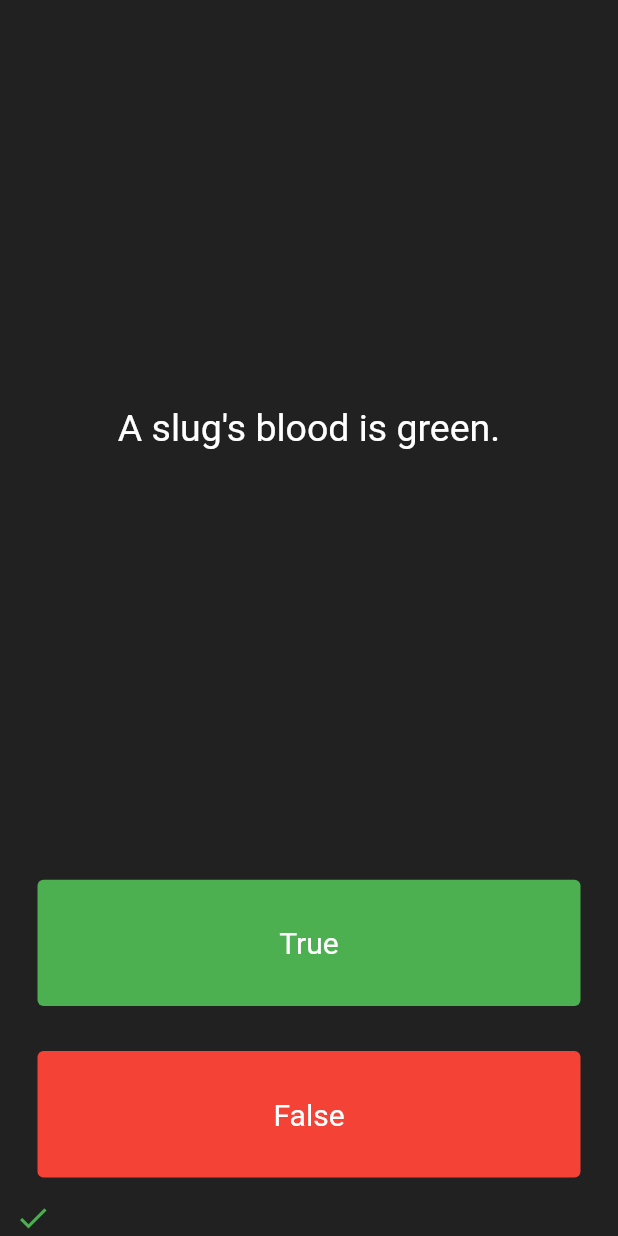
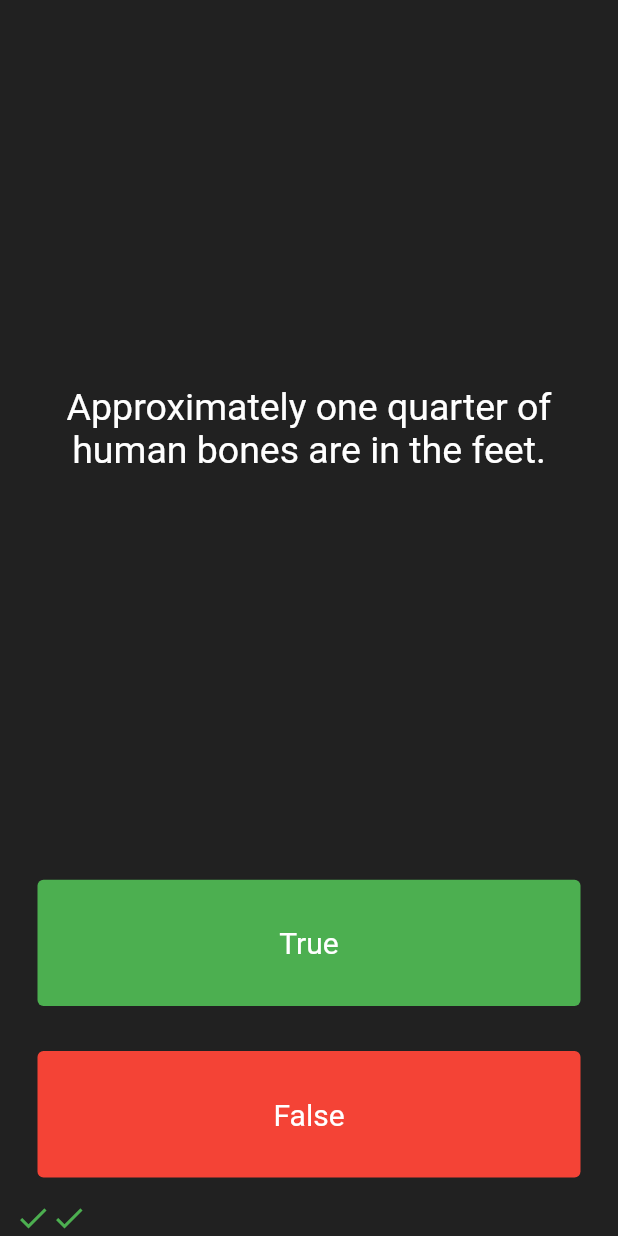
Before and after one commit to haguremon/quizzler-flutter, a Flutter app: the screen it shows after launch, after a tap on "True", after a tap on "False", on a phone screen of 412 x 824 dp. Run offline on Flutter 3.47's test engine with Material 2 defaults, Android fonts, the phone set to English and light mode, and no system bars.

Commit message:
2022/02/22にクラスの作成などをやった

```diff
--- a/lib/main.dart
+++ b/lib/main.dart
@@ -1,4 +1,8 @@
 import 'package:flutter/material.dart';
+
+import 'quiz_brain.dart';
+
+QuizBrain quizBrain = QuizBrain();
 
 void main() => runApp(Quizzler());
 
@@ -28,11 +32,7 @@
 
 class _QuizPageState extends State<QuizPage> {
   List<Icon> socreKeeper = [];
-  List<String> questions = [
-    'You can lead a cow down stairs but not up stairs.',
-    'Approximately one quarter of human bones are in the feet.',
-    'A slug\'s blood is green.',
-  ];
+
   int questionNnmber = 0;
 
   @override
@@ -44,12 +44,12 @@
         Expanded(
           flex: 5,
           child: Padding(
-            padding: EdgeInsets.all(10.0),
+            padding: const EdgeInsets.all(10.0),
             child: Center(
               child: Text(
-                questions[questionNnmber],
+               quizBrain.qAndaList[questionNnmber].questionText,
                 textAlign: TextAlign.center,
-                style: TextStyle(
+                style: const TextStyle(
                   fontSize: 25.0,
                   color: Colors.white,
                 ),
@@ -77,15 +77,30 @@
               ),
               onPressed: () {
                 setState(() {
+                  // socreKeeper.add(
+                  //   const Icon(
+                  //     Icons.check,
+                  //     color: Colors.green,
+                  //   ),
+                  // );
+                  bool correctAnswer = quizBrain.qAndaList[questionNnmber].questionAnswer;
+                  if (correctAnswer == true) {
                     socreKeeper.add(
                       const Icon(
                         Icons.check,
                         color: Colors.green,
                       ),
                     );
+                  } else {
+                    socreKeeper.add(
+                      const Icon(
+                        Icons.close,
+                        color: Colors.red,
+                      ),
+                    );
+                  }
                   questionNnmber++;
                 });
-                print('true');
                 //The user picked true.
               },
             ),
@@ -111,8 +126,23 @@
               ),
               onPressed: () {
                 setState(() {
+                    bool correctAnswer = quizBrain.qAndaList[questionNnmber].questionAnswer;
+                  if (correctAnswer == false) {
+                    socreKeeper.add(
+                      const Icon(
+                        Icons.check,
+                        color: Colors.green,
+                      ),
+                    );
+                  } else {
+                    socreKeeper.add(
+                      const Icon(
+                        Icons.close,
+                        color: Colors.red,
+                      ),
+                    );
+                  }
                   questionNnmber++;
-                  print('false');
                 });
 
                 //The user picked false.
--- /dev/null
+++ b/lib/question.dart
@@ -0,0 +1,7 @@
+class Question {
+  String questionText;
+  bool questionAnswer;
+
+  // ignore: empty_constructor_bodies
+  Question(this.questionText, this.questionAnswer) {}
+}
--- /dev/null
+++ b/lib/quiz_brain.dart
@@ -0,0 +1,31 @@
+import 'question.dart';
+
+class QuizBrain {
+  List<Question> qAndaList = [
+    Question('Some cats are actually allergic to humans', true),
+    Question('You can lead a cow down stairs but not up stairs.', false),
+    Question('Approximately one quarter of human bones are in the feet.', true),
+    Question('A slug\'s blood is green.', true),
+    Question('Buzz Aldrin\'s mother\'s maiden name was \"Moon\".', true),
+    Question('It is illegal to pee in the Ocean in Portugal.', true),
+    Question(
+        'No piece of square dry paper can be folded in half more than 7 times.',
+        false),
+    Question(
+        'In London, UK, if you happen to die in the House of Parliament, you are technically entitled to a state funeral, because the building is considered too sacred a place.',
+        true),
+    Question(
+        'The loudest sound produced by any animal is 188 decibels. That animal is the African Elephant.',
+        false),
+    Question(
+        'The total surface area of two human lungs is approximately 70 square metres.',
+        true),
+    Question('Google was originally called \"Backrub\".', true),
+    Question(
+        'Chocolate affects a dog\'s heart and nervous system; a few ounces are enough to kill a small dog.',
+        true),
+    Question(
+        'In West Virginia, USA, if you accidentally hit an animal with your car, you are free to take it home to eat.',
+        true),
+  ];
+}
```
Lines whose indentation alone changed are shown as unchanged.
